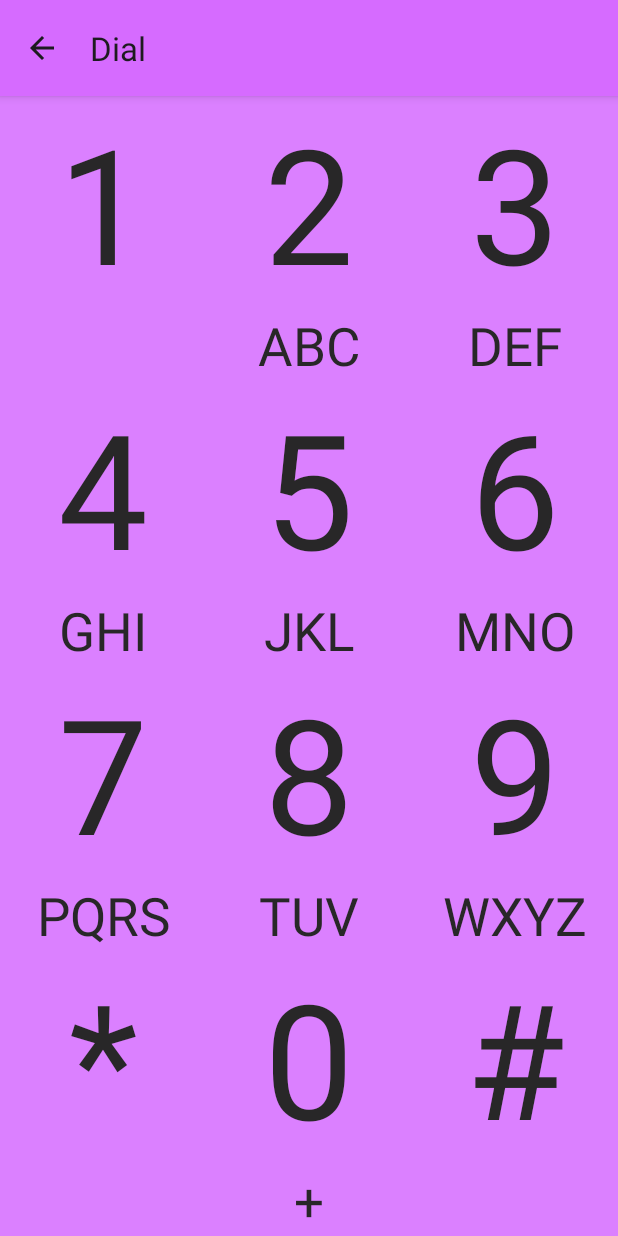
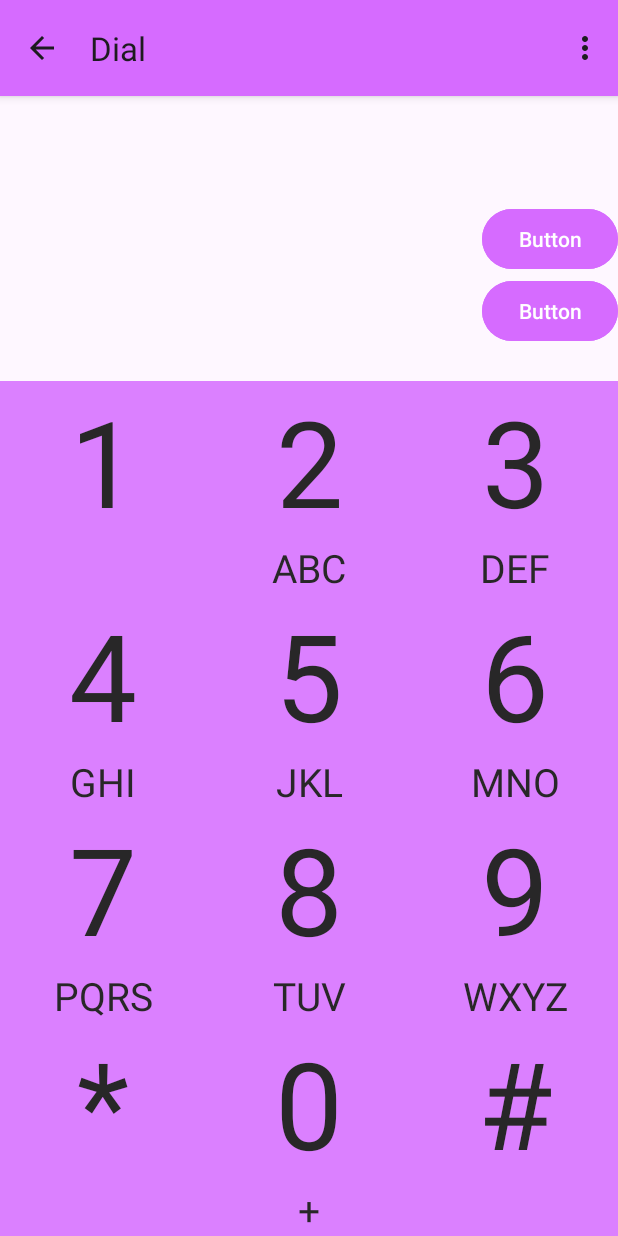
Before and after one commit to anvbackman/Programvaruteknik-DT031G-Labs, an Android app: the DialActivity screen opened directly, with no data from a screen before it, on a phone screen of 412 x 824 dp. Run offline under Robolectric (Android 15) with nearby library versions, the light colour scheme and no system bars.

Commit message:
Task 4 settings done

```diff
--- a/app/src/main/java/se/miun/anba2205/dt031g/dialer/DialActivity.java
+++ b/app/src/main/java/se/miun/anba2205/dt031g/dialer/DialActivity.java
@@ -2,8 +2,13 @@ package se.miun.anba2205.dt031g.dialer;
 
 import androidx.appcompat.app.AppCompatActivity;
 import androidx.core.content.res.ResourcesCompat;
+
+import android.content.Intent;
 import android.graphics.drawable.ColorDrawable;
 import android.os.Bundle;
+import android.view.Menu;
+import android.view.MenuItem;
+
 import java.util.Objects;
 
 public class DialActivity extends AppCompatActivity {
@@ -30,4 +35,30 @@ public class DialActivity extends AppCompatActivity {
             soundPlayer.destroy();
         }
     }
+
+    @Override
+    public boolean onCreateOptionsMenu(Menu menu) {
+        getMenuInflater().inflate(R.menu.dial_menu, menu);
+        return true;
+    }
+
+    @Override
+    public boolean onOptionsItemSelected(MenuItem item) {
+        if (item.getItemId() == R.id.action_bar_settings) {
+            Intent intent = new Intent(this, SettingsActivity.class);
+            startActivity(intent);
+
+//            finish();
+            return true;
+        }
+        return super.onOptionsItemSelected(item);
+
+    }
+
+
+    private void updateText() {
+
+    }
+
+
 }
--- a/app/src/main/java/se/miun/anba2205/dt031g/dialer/Dialpad.java
+++ b/app/src/main/java/se/miun/anba2205/dt031g/dialer/Dialpad.java
@@ -3,9 +3,14 @@ package se.miun.anba2205.dt031g.dialer;
 import android.content.Context;
 import android.util.AttributeSet;
 import android.view.LayoutInflater;
+import android.view.View;
+import android.widget.TextView;
+
 import androidx.constraintlayout.widget.ConstraintLayout;
 
 public class Dialpad extends ConstraintLayout {
+
+    private TextView numberEntered;
 
     public Dialpad(Context context) {
         super(context);
@@ -28,5 +33,9 @@ public class Dialpad extends ConstraintLayout {
         // Create a DialpadButton and sets the soundplayer
         DialpadButton dialpadButton = new DialpadButton(context);
         dialpadButton.setSoundPlayer(new SoundPlayer(context));
+
+        numberEntered = findViewById(R.id.number_entered);
     }
+
+
 }
--- a/app/src/main/java/se/miun/anba2205/dt031g/dialer/DialpadButton.java
+++ b/app/src/main/java/se/miun/anba2205/dt031g/dialer/DialpadButton.java
@@ -157,4 +157,5 @@ public class DialpadButton extends ConstraintLayout {
             message.setText(messageText.substring(0, Math.min(4, messageText.length())));
         }
     }
+
 }
--- a/app/src/main/res/layout/activity_call_list.xml
+++ b/app/src/main/res/layout/activity_call_list.xml
@@ -17,7 +17,7 @@
         app:layout_constraintEnd_toEndOf="parent"
         app:layout_constraintTop_toTopOf="parent"
         app:layout_constraintBottom_toBottomOf="parent"
-        android:id="@+id/callListTextView"
+        android:id="@+id/call_list_textView"
         />
 
 </androidx.constraintlayout.widget.ConstraintLayout>
--- a/app/src/main/res/layout/dialpad.xml
+++ b/app/src/main/res/layout/dialpad.xml
@@ -1,8 +1,49 @@
 <?xml version="1.0" encoding="utf-8"?>
 <androidx.constraintlayout.widget.ConstraintLayout xmlns:android="http://schemas.android.com/apk/res/android"
+    xmlns:tools="http://schemas.android.com/tools"
     android:layout_width="match_parent"
     android:layout_height="match_parent"
     xmlns:app="http://schemas.android.com/apk/res-auto">
+
+    <androidx.constraintlayout.widget.Guideline
+        android:id="@+id/guideline"
+        android:layout_width="wrap_content"
+        android:layout_height="wrap_content"
+        android:orientation="horizontal"
+        app:layout_constraintGuide_percent="0.25" />
+
+    <TextView
+        android:id="@+id/number_entered"
+        android:layout_width="wrap_content"
+        android:layout_height="wrap_content"
+        app:layout_constraintStart_toStartOf="parent"
+        app:layout_constraintEnd_toEndOf="parent"
+        app:layout_constraintTop_toTopOf="parent"
+        app:layout_constraintBottom_toTopOf="@id/guideline"
+
+        app:message=""
+        app:title=""/>
+
+    <Button
+        android:id="@+id/clear_button"
+        android:layout_width="wrap_content"
+        android:layout_height="wrap_content"
+        android:text="Button"
+        app:layout_constraintEnd_toEndOf="parent"
+        app:layout_constraintTop_toTopOf="parent"
+        app:layout_constraintBottom_toTopOf="@id/guideline"
+
+         />
+
+    <Button
+        android:id="@+id/call_button"
+        android:layout_width="wrap_content"
+        android:layout_height="wrap_content"
+        android:text="Button"
+        app:layout_constraintStart_toStartOf="@id/clear_button"
+        app:layout_constraintTop_toBottomOf="@id/clear_button" />
+
+
 
     <GridLayout
         android:id="@+id/button_grid"
@@ -10,7 +51,7 @@
         android:layout_height="0dp"
         android:columnCount="3"
         android:rowCount="4"
-        app:layout_constraintTop_toTopOf="parent"
+        app:layout_constraintTop_toBottomOf="@id/guideline"
         app:layout_constraintBottom_toBottomOf="parent"
         app:layout_constraintStart_toStartOf="parent"
         app:layout_constraintEnd_toEndOf="parent">
@@ -160,6 +201,10 @@
             app:message=""
             app:title="#"/>
 
+
+
     </GridLayout>
 
+
+
 </androidx.constraintlayout.widget.ConstraintLayout>
--- /dev/null
+++ b/app/src/main/res/menu/dial_menu.xml
@@ -0,0 +1,9 @@
+<?xml version="1.0" encoding="utf-8"?>
+<menu xmlns:app="http://schemas.android.com/apk/res-auto"
+    xmlns:android="http://schemas.android.com/apk/res/android">
+
+    <item
+        android:id="@+id/action_bar_settings"
+        android:title="Settings"
+        />
+</menu>
--- a/app/src/main/res/values/strings.xml
+++ b/app/src/main/res/values/strings.xml
@@ -4,6 +4,7 @@
     <string name="dial_text">This is the Dial activity</string>
 
     <string name="call_list_text">This is the Call List activity</string>
+    <string name="empty_call_list"></string>
 
     <string name="welcome_message">What would you like to do?</string>
 
```
Also changed, not shown: app/src/main/java/se/miun/anba2205/dt031g/dialer/CallListActivity.java (+35 -0 lines), app/src/main/java/se/miun/anba2205/dt031g/dialer/SettingsActivity.java (+10 -0 lines), app/src/main/java/se/miun/anba2205/dt031g/dialer/Util.java (added, +214 -0 lines), app/src/main/res/xml/root_preferences.xml (+11 -26 lines).
